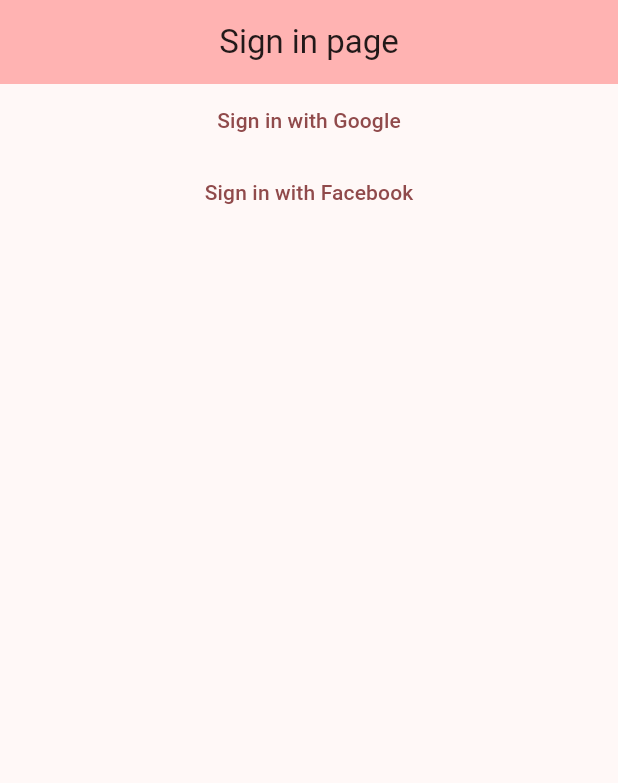
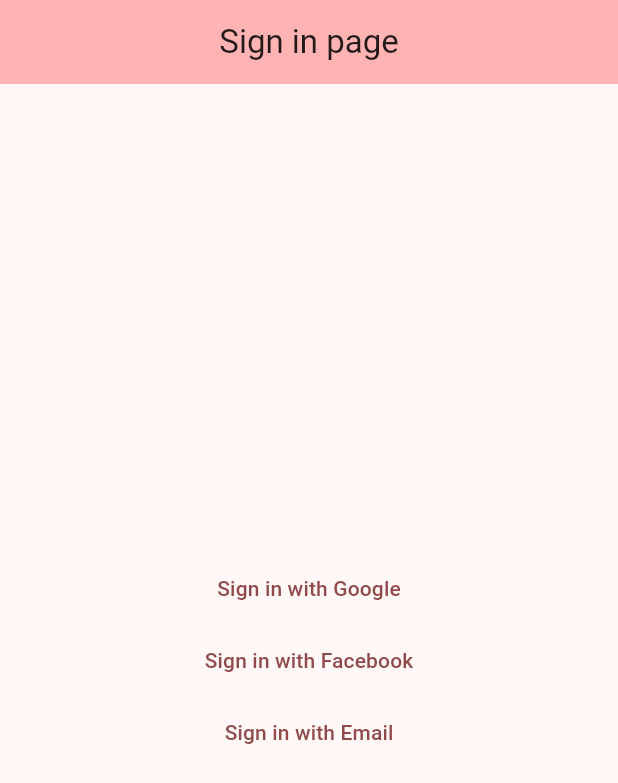
Before and after one commit to redflagsdating/rfd-app, a Flutter app: the screen it shows after launch, after a tap on "Sign in with Facebook", on a phone screen of 412 x 824 dp. Shown: the top 783 px of the screen. Run offline on Flutter 3.47's test engine with Material 2 defaults, Android fonts, the phone set to English and light mode, and no system bars; our stand-ins replace cloud_firestore, firebase_auth, firebase_core, firebase_dynamic_links, google_sign_in, logger and 2 more; missing offline and left inert: flutter_facebook_auth; accounts and stored records are empty.

Commit message:
MVP-67 Added sign in with email link methods

```diff
--- a/lib/app.dart
+++ b/lib/app.dart
@@ -4,6 +4,7 @@
 import 'package:red_flags/services/auth_provider.dart';
 import 'package:red_flags/services/logger_provider.dart';
 import 'package:red_flags/widgets/home_page.dart';
+import 'package:red_flags/widgets/signin_email_page.dart';
 import 'package:red_flags/widgets/signin_page.dart';
 import 'package:shared_preferences/shared_preferences.dart';
 
@@ -39,6 +40,14 @@
           AuthProvider authProvider = Provider.of<AuthProvider>(context);
 
           return MaterialApp(
+            routes: <String, WidgetBuilder>{
+              '/signin': (context) {
+                return const SignInPage();
+              },
+              '/signin-email': (context) {
+                return const SignInEmailPage();
+              }
+            },
             theme: ThemeData(
               appBarTheme: const AppBarTheme(centerTitle: true),
               colorScheme: ColorScheme.fromSeed(seedColor: Colors.red.shade200),
@@ -65,9 +74,8 @@
                       ),
                     );
                   },
-                  child: isAuthenticated
-                      ? const MyHomePage(title: 'Red Flags Dating')
-                      : const SignInPage(),
+                  child:
+                      isAuthenticated ? const HomePage() : const SignInPage(),
                 );
               },
             ),
--- a/lib/services/auth_provider.dart
+++ b/lib/services/auth_provider.dart
@@ -1,15 +1,19 @@
+import 'dart:async';
+
 import 'package:cloud_firestore/cloud_firestore.dart';
 import 'package:firebase_auth/firebase_auth.dart';
-import 'package:flutter/widgets.dart';
+import 'package:flutter/foundation.dart';
 import 'package:flutter_facebook_auth/flutter_facebook_auth.dart';
 import 'package:google_sign_in/google_sign_in.dart';
 import 'package:logger/logger.dart';
+import 'package:package_info_plus/package_info_plus.dart';
 import 'package:red_flags/models/user.dart';
 import 'package:shared_preferences/shared_preferences.dart';
 
-/// [SocialAuthProvider] Supported social authentication providers with value
-/// providerId from Firebase User model in order to check logged in user's provider
+/// * Use `SocialAuthProvider.google` as an general identifier.
+/// * Use `SocialAuthProvider.google.providerId` to compare against `providerData`
 enum SocialAuthProvider {
+  email('password'), // Email link (passwordless)
   google('google.com'),
   facebook('facebook.com');
 
@@ -19,6 +23,7 @@
 }
 
 enum AuthStatus {
+  pending,
   uninitialized,
   authenticated,
   authenticating,
@@ -26,7 +31,8 @@
   authenticateCanceled,
 }
 
-/// [AuthProvider]
+/// AuthProvider can be retrieved anywhere if you have access to the `context`
+/// e.g. `AuthProvider authProvider = Provider.of<AuthProvider>(context);`
 class AuthProvider extends ChangeNotifier {
   final Logger logger;
   final FirebaseFirestore firestore;
@@ -35,10 +41,13 @@
   final gSignIn = GoogleSignIn();
   final fbSignIn = FacebookAuth.instance;
   final firebaseAuth = FirebaseAuth.instance;
+  // TODO: Update production dynamic link domain
+  final dynamicLinkDomain = kDebugMode ? 'redflagsdating.page.link' : '';
 
   String? _code;
   String _message = '';
   AuthStatus _status = AuthStatus.uninitialized;
+  late StreamSubscription _authSubscription;
 
   String? get code => _code;
   String get message => _message;
@@ -50,17 +59,16 @@
     required this.firestore,
     required this.localStorage,
   }) {
-    // Listen to Firebase Authentication status changes
-    firebaseAuth.authStateChanges().listen(
+    _authSubscription = firebaseAuth.authStateChanges().listen(
       (user) {
         logger.d(
-          '[constructor] Firebase Authentication listener uid=${user?.uid}, email=${user?.email}',
+          'Firebase Authentication listener uid=${user?.uid}, email=${user?.email}',
           time: DateTime.now(),
         );
 
         if (user == null && _status == AuthStatus.authenticated) {
           logger.w(
-            '[constructor] Null user with authenticated status, invoke handleSignOut()',
+            'Null user with authenticated status, invoke handleSignOut()',
             time: DateTime.now(),
           );
 
@@ -68,11 +76,25 @@
         }
       },
     );
+
+    // Init status and check if user has signed in already
+    isSignedIn().then(
+      (isTrue) {
+        if (isTrue) {
+          _status = AuthStatus.authenticated;
+          notifyListeners();
+        }
+      },
+    );
   }
 
-  /// [_signInWithCredential]
-  /// A simple wrapper of firebase_auth signInWithCredential function to handle
-  /// errors.
+  @override
+  void dispose() {
+    _authSubscription.cancel();
+    super.dispose();
+  }
+
+  /// A simple wrapper of `FirebaseAuth.instance.signInWithCredential` to handle errors.
   Future<UserCredential?> _signInWithCredential(
       AuthCredential credential) async {
     try {
@@ -84,9 +106,32 @@
     return null;
   }
 
-  /// [_signInWithGoogle]
-  /// Private function to sign in with Google and generate credential to
-  /// sign in Firebase user.
+  /// Widget requires to call `sendSignInLinkToEmail(email)` first to send an
+  /// email with `emailLink` then Widget need to catch `emailLink` inside
+  /// `didChangeAppLifecycleState` then call this function.
+  ///
+  /// The function default reads the current sign-in email address from
+  /// **SharedPreferences** and call `FirebaseAuth.instance.signInWithEmailLink`
+  /// along with the `emailLink` to get `UserCredential`.
+  Future<UserCredential?> _signInWithEmailLink(String emailLink) async {
+    try {
+      final email = localStorage.getString(UserFields.email.name);
+
+      if (email != null) {
+        return await firebaseAuth.signInWithEmailLink(
+          email: email,
+          emailLink: emailLink,
+        );
+      }
+    } catch (e) {
+      _onException(e);
+    }
+
+    return null;
+  }
+
+  /// **Note:** `_signInWithFacebook` with a **Gmail** provider will be silently
+  /// overwrite if `_signInWithGoogle` again with the same email address.
   Future<UserCredential?> _signInWithGoogle() async {
     GoogleSignInAccount? gUser;
 
@@ -94,10 +139,7 @@
       gUser = await gSignIn.signIn();
 
       if (gUser == null) {
-        logger.w(
-          '[_signInWithGoogle] Google sign-in is cancelled',
-          time: DateTime.now(),
-        );
+        logger.w('Google sign-in is cancelled', time: DateTime.now());
 
         _message = 'You have cancelled sign in with Google.';
         _status = AuthStatus.authenticateCanceled;
@@ -113,14 +155,11 @@
       return null;
     }
 
-    logger.d(
-      '[_signInWithGoogle] Google sign-in success',
-      time: DateTime.now(),
-    );
+    logger.d('Google sign-in success', time: DateTime.now());
 
     GoogleSignInAuthentication? gAuth = await gUser.authentication;
     logger.d(
-      '[_signInWithGoogle] Successfully extract Google signed-in user authentication',
+      'Successfully extract Google signed-in user authentication',
       time: DateTime.now(),
     );
 
@@ -129,23 +168,20 @@
       idToken: gAuth.idToken,
     );
     logger.d(
-      '[_signInWithGoogle] Successfully create credential from Google auth tokens',
+      'Successfully create credential from Google auth tokens',
       time: DateTime.now(),
     );
 
     return await _signInWithCredential(credential);
   }
 
-  /// [_signInWithFacebook]
-  /// Private function to sign in with Facebook and generate credential
-  /// to sign in Firebase user.
   Future<UserCredential?> _signInWithFacebook() async {
     final LoginResult fbAuth = await fbSignIn.login();
 
     switch (fbAuth.status) {
       case LoginStatus.cancelled:
         logger.w(
-          '[_signInWithFacebook] Facebook login cancelled with message: ${fbAuth.message}',
+          'Facebook login cancelled with message: ${fbAuth.message}',
           time: DateTime.now(),
         );
 
@@ -160,7 +196,7 @@
 
       case LoginStatus.operationInProgress:
         logger.d(
-          '[_signInWithFacebook] Facebook login operationInProgress with message: ${fbAuth.message}',
+          'Facebook login operationInProgress with message: ${fbAuth.message}',
           time: DateTime.now(),
         );
 
@@ -168,10 +204,7 @@
         break;
 
       case LoginStatus.success:
-        logger.d(
-          '[_signInWithFacebook] Facebook login success',
-          time: DateTime.now(),
-        );
+        logger.d('Facebook login success', time: DateTime.now());
 
         final accessToken = fbAuth.accessToken;
 
@@ -180,7 +213,7 @@
               FacebookAuthProvider.credential(accessToken.token);
 
           logger.d(
-            '[_signInWithFacebook] Successfully create credential from Facebook accessToken',
+            'Successfully create credential from Facebook accessToken',
             time: DateTime.now(),
           );
 
@@ -188,7 +221,7 @@
         }
 
         logger.e(
-          '[_signInWithFacebook] Facebook login success with NULL accessToken',
+          'Facebook login success with NULL accessToken',
           time: DateTime.now(),
         );
 
@@ -200,8 +233,9 @@
     return null;
   }
 
-  /// [_onException]
-  /// A simple function to update state on exceptions to avoid duplicate code
+  /// * `logger`
+  /// * Handle **FirebaseAuthException** `account-exists-with-different-credential`
+  /// * Update error `code`, `message` and `status`
   Future<void> _onException(dynamic e) async {
     logger.e(e, time: DateTime.now());
 
@@ -224,42 +258,124 @@
     notifyListeners();
   }
 
-  /// [handleSignIn]
-  /// The main sign-in function requires specify auth provider
-  Future<bool> handleSignIn(SocialAuthProvider provider) async {
+  /// Cross user sign-in status **FirebaseAuth** `currentUser`, user data
+  /// in **SharedPreferences** and `SocialAuthProvider` status
+  Future<bool> isSignedIn() async {
+    final email = localStorage.getString(UserFields.email.name);
+
+    if (email == null) {
+      logger.d('Email is NULL in SharedPreferences', time: DateTime.now());
+
+      return false;
+    }
+
+    final gSignedIn = await gSignIn.isSignedIn();
+    final fbSignedIn = (await fbSignIn.accessToken) != null;
+
+    // Check assessToken to prevent exception from getUserData
+    final fbUserData =
+        fbSignedIn ? await fbSignIn.getUserData(fields: 'email') : null;
+
+    logger.d(
+      'gSignedIn: $gSignedIn, fbSignedIn: $fbSignedIn, fbUserEmail: ${fbUserData?['email']}',
+      time: DateTime.now(),
+    );
+    final providerData = firebaseAuth.currentUser?.providerData;
+    final userInfo = providerData?.firstWhere(
+      (element) {
+        if (element.email != email) {
+          return false;
+        }
+
+        if (element.providerId == SocialAuthProvider.google.providerId) {
+          return gSignedIn;
+        }
+
+        if (element.providerId == SocialAuthProvider.facebook.providerId) {
+          return fbSignedIn && fbUserData?['email'] == email;
+        }
+
+        return element.providerId == SocialAuthProvider.email.providerId;
+      },
+    );
+
+    logger.d(
+      'Signed-in with "${userInfo?.providerId}" of ${providerData?.length} providers',
+      time: DateTime.now(),
+    );
+
+    return userInfo != null;
+  }
+
+  ///
+  Future<void> sendSignInLinkToEmail(String email) async {
+    _status = AuthStatus.pending;
+    notifyListeners();
+
+    final packageInfo = await PackageInfo.fromPlatform();
+    // TODO: Update production url path
+    final url = 'https://$dynamicLinkDomain/${kDebugMode ? 'XktS' : ''}';
+
+    logger.d('Dynamic link url: $url', time: DateTime.now());
+
+    try {
+      await firebaseAuth.sendSignInLinkToEmail(
+        email: email,
+        actionCodeSettings: ActionCodeSettings(
+          url: url,
+          handleCodeInApp: true,
+          androidPackageName: packageInfo.packageName,
+          iOSBundleId: packageInfo.packageName,
+          dynamicLinkDomain: dynamicLinkDomain,
+        ),
+      );
+
+      //
+      await localStorage.setString(UserFields.email.name, email);
+    } catch (e) {
+      await _onException(e);
+    }
+  }
+
+  /// Sign-in handler function requires 'input' to indicate login methods,
+  /// 'input' can be either：
+  /// * SocialAuthProvider
+  /// * String - Sign-in link in the email from sendSignInLinkToEmail()
+  Future<bool> handleSignIn(dynamic input) async {
     late UserModel userModel;
     late UserCredential? credential;
 
+    final providerId = input is SocialAuthProvider ? input.providerId : null;
+    final emailLink = input is! SocialAuthProvider ? input : '';
+
     logger.d(
-      '[handleSignIn] Sign in with ${provider.providerId}',
+      'Sign in with ${providerId ?? (emailLink != null ? 'emailLink' : '')}',
       time: DateTime.now(),
     );
 
     _code = null;
     _message = '';
-    _status = AuthStatus.authenticating;
-    notifyListeners();
 
-    switch (provider) {
-      case SocialAuthProvider.google:
-        credential = await _signInWithGoogle();
-        break;
+    if (_status != AuthStatus.authenticating) {
+      _status = AuthStatus.authenticating;
+      notifyListeners();
+    }
 
-      case SocialAuthProvider.facebook:
-        credential = await _signInWithFacebook();
-        break;
+    if (providerId == SocialAuthProvider.google.providerId) {
+      credential = await _signInWithGoogle();
+    } else if (providerId == SocialAuthProvider.facebook.providerId) {
+      credential = await _signInWithFacebook();
+    } else if (emailLink.isNotEmpty) {
+      credential = await _signInWithEmailLink(emailLink);
     }
 
     User? firebaseUser = credential?.user;
 
-    logger.d(
-      '[handleSignIn] Extracted Firebase User from credential',
-      time: DateTime.now(),
-    );
+    logger.d('Extracted Firebase User from credential', time: DateTime.now());
 
     if (firebaseUser == null) {
       logger.d(
-        '[handleSignIn] Firebase UserCredential contains NULL user',
+        'Firebase UserCredential contains NULL user',
         time: DateTime.now(),
       );
 
@@ -273,45 +389,30 @@
         .get();
     final List<DocumentSnapshot> documents = result.docs;
 
-    logger.d(
-      '[handleSignIn] Successfully query user in Firestore',
-      time: DateTime.now(),
-    );
+    logger.d('Successfully query user in Firestore', time: DateTime.now());
 
     if (documents.isEmpty) {
       // New user
-      logger.d(
-        '[handleSignIn] New user sing in',
-        time: DateTime.now(),
-      );
+      logger.d('New user sing in', time: DateTime.now());
 
       userModel = UserModel.fromUser(firebaseUser);
-      logger.d(
-        '[handleSignIn] Converted Firebase User to UserModel',
-        time: DateTime.now(),
-      );
+      logger.d('Converted Firebase User to UserModel', time: DateTime.now());
 
       firestore
           .collection(UserModel.collection)
           .doc(firebaseUser.uid)
           .set(userModel.toJSON());
 
-      logger.d(
-        '[handleSignIn] Saved user data to Firestore',
-        time: DateTime.now(),
-      );
+      logger.d('Saved user data to Firestore', time: DateTime.now());
     } else {
       // Existing user
-      logger.d(
-        '[handleSignIn] Existing signed up user',
-        time: DateTime.now(),
-      );
+      logger.d('Existing signed up user', time: DateTime.now());
 
       DocumentSnapshot docSnapshot = documents[0];
       userModel = UserModel.fromDocument(docSnapshot);
 
       logger.d(
-        '[handleSignIn] Converted DocumentSnapshot into UserModel',
+        'Converted DocumentSnapshot into UserModel',
         time: DateTime.now(),
       );
     }
@@ -326,7 +427,7 @@
         UserFields.displayName.name, userModel.displayName);
 
     logger.d(
-      '[handleSignIn] Successfully write the user (${userModel.email}) into local storage',
+      'Successfully write the user (${userModel.email}) into local storage',
       time: DateTime.now(),
     );
 
@@ -336,11 +437,10 @@
     return true;
   }
 
-  /// [handleSignOut]
   /// The main sign-out function relies on currentUser.providerData of Firebase
   /// Authentication to invoke corresponding provider's sing-out func.
   Future<void> handleSignOut() async {
-    final providerId = firebaseAuth.currentUser?.providerData[0].providerId;
+    final providerId = firebaseAuth.currentUser?.providerData.first.providerId;
 
     /// Update status first to prevent incorrect status when authStateChanges
     /// is triggered after firebaseAuth.signOut() success.
@@ -349,41 +449,26 @@
     _status = AuthStatus.uninitialized;
 
     if (providerId != null) {
-      logger.d(
-        '[handleSignOut] Start sign out $providerId',
-        time: DateTime.now(),
-      );
+      logger.d('Start sign out $providerId', time: DateTime.now());
 
       await firebaseAuth.signOut();
 
-      logger.d(
-        '[handleSignOut] Firebase signed out successfully',
-        time: DateTime.now(),
-      );
+      logger.d('Firebase signed out successfully', time: DateTime.now());
 
       if (providerId == SocialAuthProvider.google.providerId) {
         await gSignIn.signOut();
 
-        logger.d(
-          '[handleSignOut] Google signed out successfully',
-          time: DateTime.now(),
-        );
+        logger.d('Google signed out successfully', time: DateTime.now());
       } else if (providerId == SocialAuthProvider.facebook.providerId) {
         await fbSignIn.logOut();
 
-        logger.d(
-          '[handleSignOut] Facebook logged out successfully',
-          time: DateTime.now(),
-        );
+        logger.d('Facebook logged out successfully', time: DateTime.now());
       }
     }
 
     await localStorage.clear();
 
-    logger.d(
-      '[handleSignOut] Local storage purged',
-      time: DateTime.now(),
-    );
+    logger.d('Local storage purged', time: DateTime.now());
 
     notifyListeners();
   }
--- a/lib/widgets/signin_page.dart
+++ b/lib/widgets/signin_page.dart
@@ -10,6 +10,14 @@
 }
 
 class SignInPageState extends State<SignInPage> {
+  late AuthProvider authProvider;
+
+  @override
+  void didChangeDependencies() {
+    super.didChangeDependencies();
+    authProvider = Provider.of<AuthProvider>(context);
+  }
+
   void _showAuthSnackBar(AuthProvider provider) {
     switch (provider.status) {
       case AuthStatus.authenticateCanceled:
@@ -39,8 +47,6 @@
 
   @override
   Widget build(BuildContext context) {
-    AuthProvider authProvider = Provider.of<AuthProvider>(context);
-
     return Scaffold(
       appBar: AppBar(
         // TRY THIS: Try changing the color here to a specific color (to
@@ -52,6 +58,7 @@
         title: const Text('Sign in page'),
       ),
       body: Column(
+        mainAxisAlignment: MainAxisAlignment.center,
         children: <Widget>[
           Center(
             child: TextButton(
@@ -73,6 +80,14 @@
               child: const Text('Sign in with Facebook'),
             ),
           ),
+          Center(
+            child: TextButton(
+              onPressed: () async {
+                Navigator.pushNamed(context, '/signin-email');
+              },
+              child: const Text('Sign in with Email'),
+            ),
+          ),
         ],
       ),
     );
--- a/pubspec.yaml
+++ b/pubspec.yaml
@@ -45,6 +45,8 @@
   flutter_facebook_auth: ^6.0.1
   logger: ^2.0.1
   firebase_crashlytics: ^3.3.5
+  firebase_dynamic_links: ^5.3.5
+  package_info_plus: ^4.1.0
 
 dev_dependencies:
   flutter_test:
```
Also changed, not shown: lib/widgets/home_page.dart (+12 -17 lines), lib/widgets/signin_email_page.dart (added, +97 -0 lines), docs/firebase/link-accounts-example.png (added), docs/firebase/link-accounts.png (added), pubspec.lock, 10 other files.
